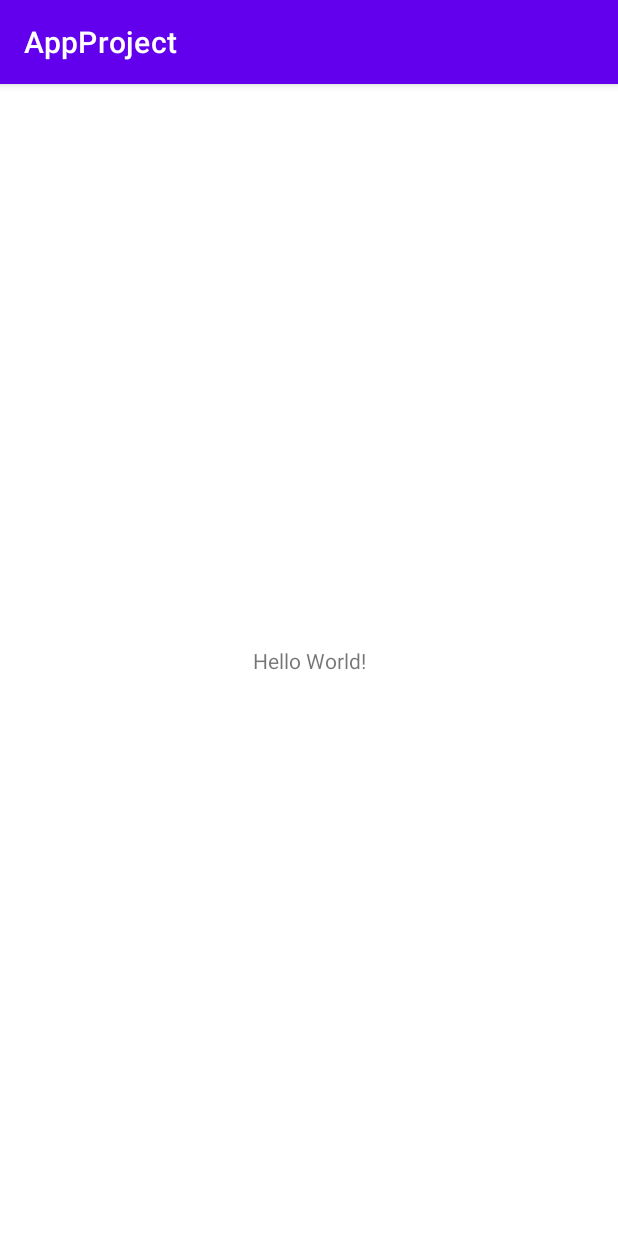
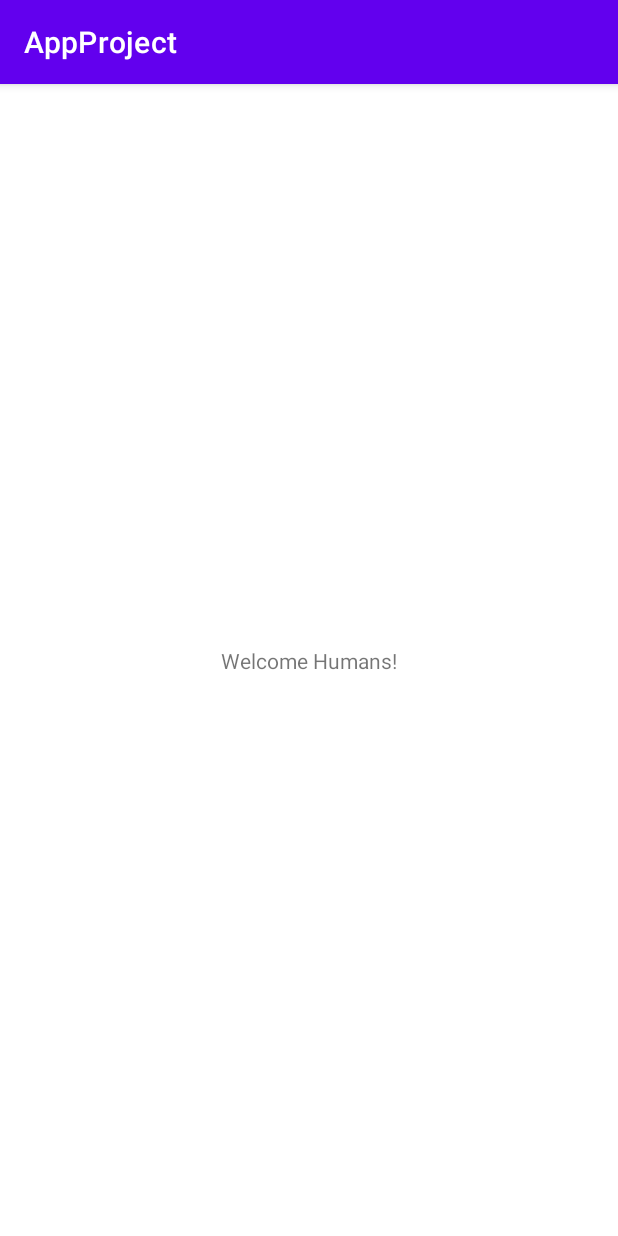
Before and after one commit to sheenanaboye/AppProject, an Android app: the screen it shows after launch (MainActivity), on a phone screen of 412 x 824 dp. Run offline under Robolectric (Android 15) with nearby library versions, the phone set to English and light mode, and no system bars.

Commit message:
Changed default text to Welcome Humans!

```diff
--- a/app/src/main/res/layout/activity_main.xml
+++ b/app/src/main/res/layout/activity_main.xml
@@ -9,7 +9,7 @@
     <TextView
         android:layout_width="wrap_content"
         android:layout_height="wrap_content"
-        android:text="Hello World!"
+        android:text="Welcome Humans!"
         app:layout_constraintBottom_toBottomOf="parent"
         app:layout_constraintLeft_toLeftOf="parent"
         app:layout_constraintRight_toRightOf="parent"
```
